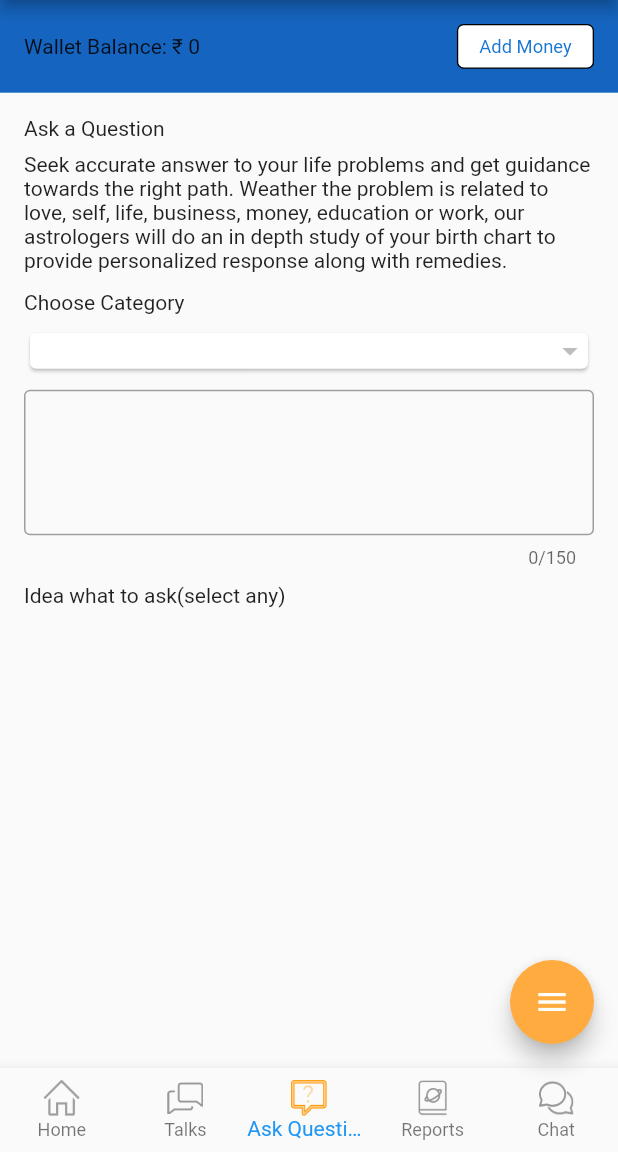
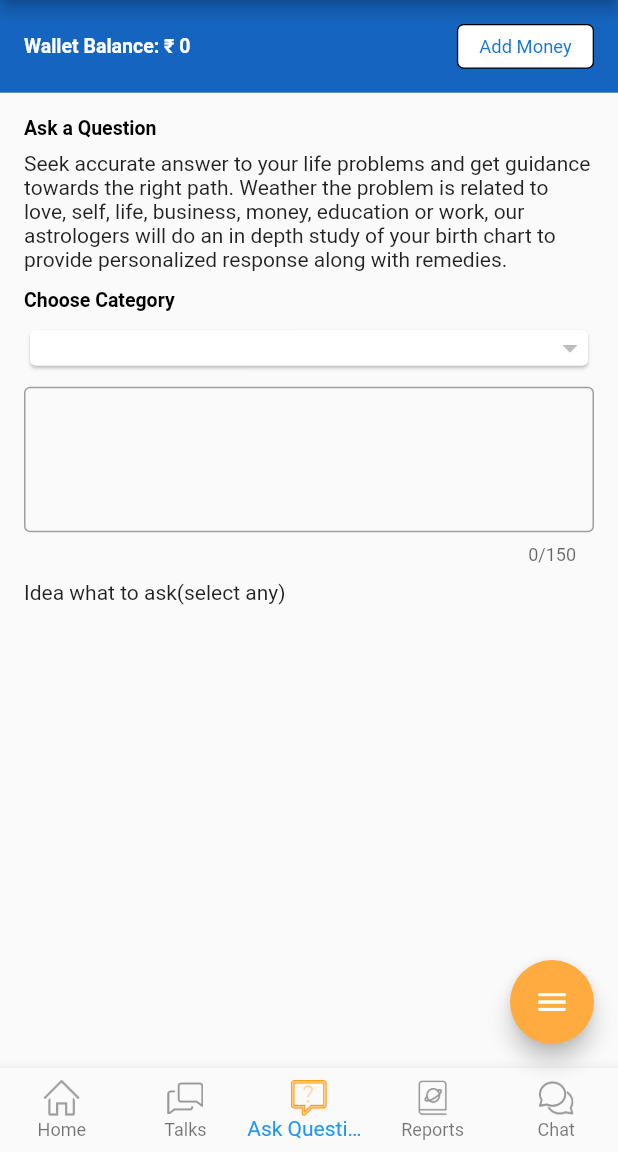
Before and after one commit to rajendraaeologic/aajtak_demo, a Flutter app: the screen it shows after launch, on a phone screen of 412 x 824 dp, the part 84-1236 px from its top. Run offline on Flutter 3.47's test engine with Material 2 defaults, Android fonts, the phone set to English and light mode, and no system bars; our stand-ins replace bloc, flutter_bloc, freezed_annotation; network calls fail; statements that could not run were skipped.

```diff
--- a/lib/modules/ask_a_question/ask_question_Screen.dart
+++ b/lib/modules/ask_a_question/ask_question_Screen.dart
@@ -2,10 +2,10 @@ import 'package:aajtak_demo/components/bordered_button.dart';
 import 'package:aajtak_demo/components/bottom_navigation_bar.dart';
 import 'package:aajtak_demo/modules/ask_a_question/widgets/ask_question_element.dart';
 import 'package:aajtak_demo/modules/ask_a_question/widgets/choose_category.dart';
-import 'package:aajtak_demo/modules/profile/repository/friends_family_repository.dart';
 import 'package:aajtak_demo/router.dart';
 import 'package:aajtak_demo/utils/icons.dart';
 import 'package:aajtak_demo/utils/strings.dart';
+import 'package:aajtak_demo/utils/style.dart';
 import 'package:flutter/material.dart';
 import 'package:flutter/services.dart';
 import 'package:flutter_bloc/flutter_bloc.dart';
@@ -24,7 +24,7 @@ class _AskQuestionScreenState extends State<AskQuestionScreen> {
   @override
   void initState() {
     context.read<CategoryBloc>().add(const CategoryEvent.getAllCategory());
-    FriendsFamilyRepository().getAllFriendsFamily();
+    //FriendsFamilyRepository().getAllFriendsFamily();
     super.initState();
   }
 
@@ -74,7 +74,7 @@ class _AskQuestionScreenState extends State<AskQuestionScreen> {
                     mainAxisAlignment: MainAxisAlignment.spaceBetween,
                     crossAxisAlignment: CrossAxisAlignment.center,
                     children: [
-                      const Text(AppStrings.walletBalanceText),
+                      Text(AppStrings.walletBalanceText, style: AppStyles.whiteBoldFont,),
                       BorderedButton(
                           title: AppStrings.addMoneyText,
                           titleStyle: TextStyle(color: Colors.blue[700]),
--- a/lib/modules/ask_a_question/widgets/ask_question_element.dart
+++ b/lib/modules/ask_a_question/widgets/ask_question_element.dart
@@ -1,4 +1,5 @@
 import 'package:aajtak_demo/utils/strings.dart';
+import 'package:aajtak_demo/utils/style.dart';
 import 'package:flutter/cupertino.dart';
 
 class AskQuestionElement extends StatelessWidget {
@@ -8,10 +9,10 @@ class AskQuestionElement extends StatelessWidget {
   Widget build(BuildContext context) {
     return Column(
       crossAxisAlignment: CrossAxisAlignment.stretch,
-      children: const [
-        Text(AppStrings.askAQuestionText, textAlign: TextAlign.start),
-        SizedBox(height: 8.0),
-        Text(AppStrings.askAQuestionDescriptionText),
+      children:  [
+        Text(AppStrings.askAQuestionText, textAlign: TextAlign.start, style: AppStyles.blackBoldFont),
+        const SizedBox(height: 8.0),
+        const Text(AppStrings.askAQuestionDescriptionText),
       ],
     );
   }
--- a/lib/modules/ask_a_question/widgets/choose_category.dart
+++ b/lib/modules/ask_a_question/widgets/choose_category.dart
@@ -2,6 +2,7 @@
 import 'package:aajtak_demo/modules/ask_a_question/model/category.dart';
 import 'package:aajtak_demo/utils/colors.dart';
 import 'package:aajtak_demo/utils/strings.dart';
+import 'package:aajtak_demo/utils/style.dart';
 import 'package:flutter/material.dart';
 
 class ChooseCategoryElement extends StatefulWidget {
@@ -37,12 +38,12 @@ class _ChooseCategoryElementState extends State<ChooseCategoryElement> {
     return Column(
       crossAxisAlignment: CrossAxisAlignment.stretch,
       children: [
-        const Text(AppStrings.chooseCategoryText, textAlign: TextAlign.start),
+        Text(AppStrings.chooseCategoryText, textAlign: TextAlign.start, style: AppStyles.blackBoldFont),
         const SizedBox(height: 8.0),
         Container(
           decoration: const BoxDecoration(
               borderRadius: BorderRadius.all(Radius.circular(
-                      5.0) //                 <--- border radius here
+                      5.0)
                   )),
           child: Card(
             child: DropdownButtonHideUnderline(
--- a/lib/router.dart
+++ b/lib/router.dart
@@ -26,4 +26,5 @@ class RouterApp {
 class Routes {
   static const String askQuestionScreen = '/askQuestionScreen';
   static const String profileScreen = '/profileScreen';
+  static const String noInternetScreen = '/noInternetScreen';
 }
--- a/lib/utils/strings.dart
+++ b/lib/utils/strings.dart
@@ -11,4 +11,5 @@ class AppStrings {
   static const String orderHistory = 'Order History';
   static const String basicProfile = 'Basic Profile';
   static const String friendsFamilyProfile = 'Friends and Family Profile';
+  static const String delete = 'Do you really want to delete?';
 }
--- a/lib/utils/style.dart
+++ b/lib/utils/style.dart
@@ -1,13 +1,22 @@
 import 'dart:ui';
+
+import 'package:flutter/material.dart';
 
 import 'colors.dart';
 
 class AppStyles {
 
-  static TextStyle roboto24BlackRegular = TextStyle(
-      fontFamily: '',
-      color: AppColors.orangeColor,
-      fontWeight: FontWeight.normal,
-      fontSize: 24
+  static TextStyle whiteBoldFont =  const TextStyle(
+      fontStyle: FontStyle.normal,
+      color: Colors.white,
+      fontWeight: FontWeight.bold,
+      fontSize: 13
+  );
+
+  static TextStyle blackBoldFont =  const TextStyle(
+      fontStyle: FontStyle.normal,
+      color: Colors.black,
+      fontWeight: FontWeight.bold,
+      fontSize: 13
   );
 }
```
Also changed, not shown: lib/components/dialogs.dart (added, +79 -0 lines), lib/modules/profile/widgets/friends_family_list_element.dart (+18 -3 lines).
